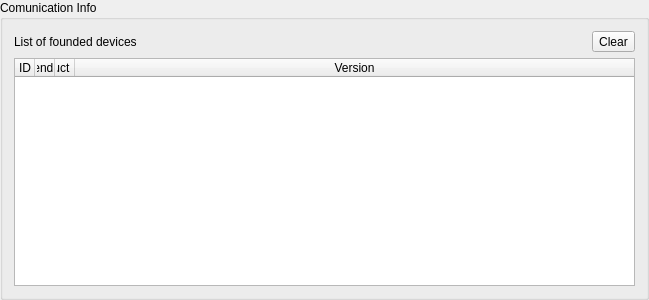
This is AirCoolControll/AirCoolControll/connectionlog.ui in ComEngineering/AirCoolControl_Desktop as Qt 5 draws it before an edit. The edited form follows.
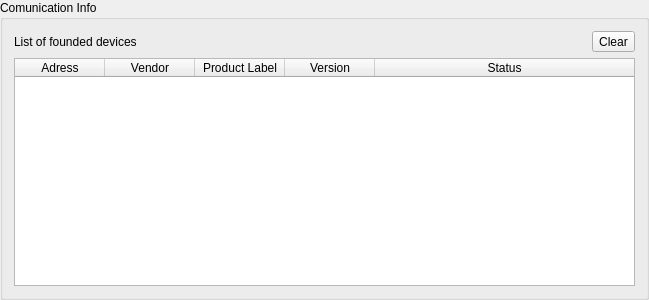
This is the edited form.

```diff
--- a/AirCoolControll/AirCoolControll/connectionlog.ui
+++ b/AirCoolControll/AirCoolControll/connectionlog.ui
@@ -74,7 +74,7 @@
            <bool>true</bool>
           </attribute>
           <attribute name="horizontalHeaderDefaultSectionSize">
-           <number>0</number>
+           <number>90</number>
           </attribute>
           <attribute name="horizontalHeaderStretchLastSection">
            <bool>true</bool>
@@ -90,7 +90,7 @@
           </attribute>
           <column>
            <property name="text">
-            <string>ID</string>
+            <string>Adress</string>
            </property>
           </column>
           <column>
@@ -108,6 +108,11 @@
             <string>Version</string>
            </property>
           </column>
+          <column>
+           <property name="text">
+            <string>Status</string>
+           </property>
+          </column>
          </widget>
         </item>
        </layout>
```
